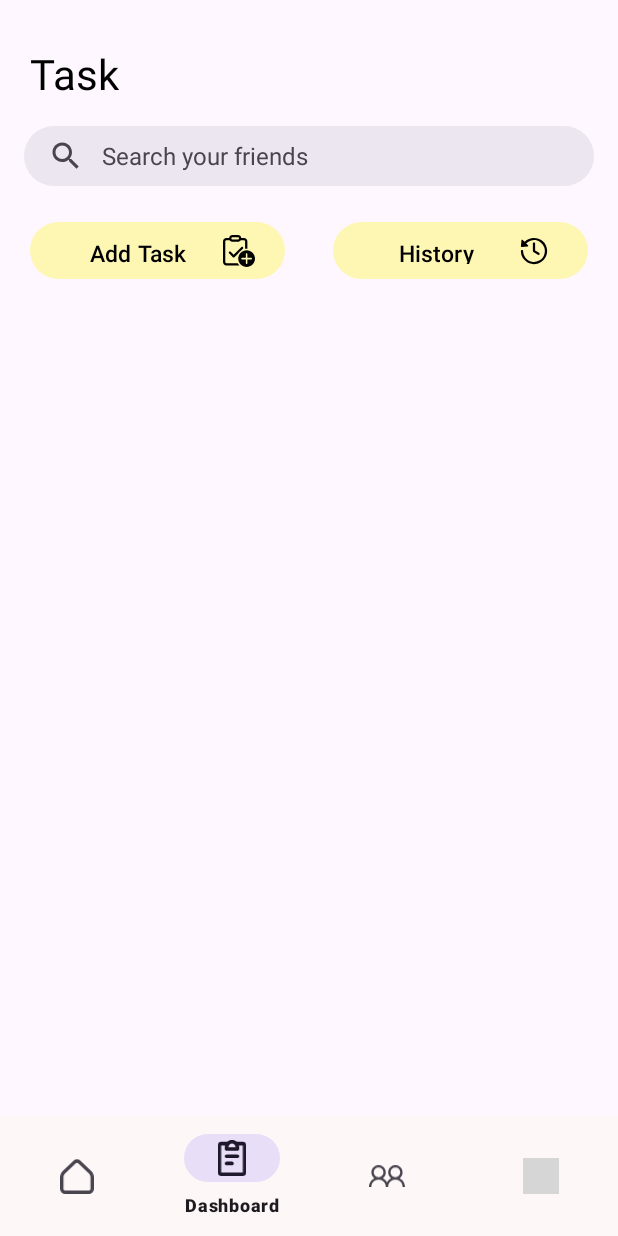
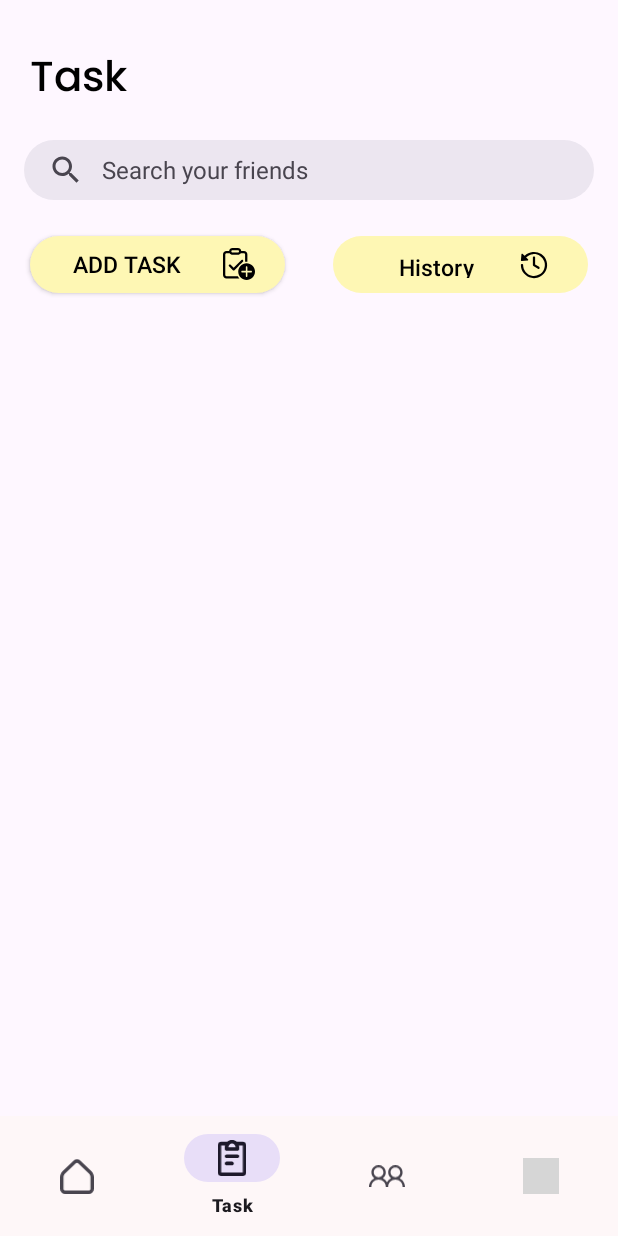
Before and after one commit to alfianfakhrudin2/TodooApp, an Android app: the TaskFragment screen opened through its navigation route, on a phone screen of 412 x 824 dp. Run offline under Robolectric (Android 15) with nearby library versions, the phone set to English and light mode, and no system bars; our stand-ins replace navigation-ui; grey boxes are pictures that could not be loaded.

Commit message:
update fragment binding

```diff
--- a/app/src/main/java/com/example/mytask/ui/task/TaskFragment.kt
+++ b/app/src/main/java/com/example/mytask/ui/task/TaskFragment.kt
@@ -1,22 +1,24 @@
 package com.example.mytask.ui.task
 
+import android.content.Intent
 import android.os.Bundle
 import android.view.LayoutInflater
 import android.view.View
 import android.view.ViewGroup
+import android.widget.Button
 import android.widget.TextView
 import androidx.appcompat.app.AppCompatActivity
 import androidx.fragment.app.Fragment
+import androidx.fragment.app.FragmentTransaction
 import androidx.lifecycle.ViewModelProvider
+import com.example.mytask.R
 import com.example.mytask.databinding.FragmentTaskBinding
+
+import com.example.mytask.ui.addTask.AddTaskFragment
 
 class TaskFragment : Fragment() {
 
-    private var _binding: FragmentTaskBinding? = null
-
-    // This property is only valid between onCreateView and
-    // onDestroyView.
-    private val binding get() = _binding!!
+    private lateinit var binding: FragmentTaskBinding
 
     override fun onCreateView(
         inflater: LayoutInflater,
@@ -26,22 +28,36 @@ class TaskFragment : Fragment() {
         val dashboardViewModel =
             ViewModelProvider(this).get(TaskViewModel::class.java)
 
-        _binding = FragmentTaskBinding.inflate(inflater, container, false)
+        binding = FragmentTaskBinding.inflate(inflater, container, false)
         val root: View = binding.root
 
-        val textView: TextView = binding.textTask
+        val textView = binding.textTask
         dashboardViewModel.text.observe(viewLifecycleOwner) {
             textView.text = it
         }
+
+        binding.btnTask.setOnClickListener {
+            // Panggil fungsi untuk berpindah ke AddTaskFragment
+            navigateToAddTaskFragment()
+        }
+
         return root
     }
-    override fun onCreate(savedInstanceState: Bundle?) {
-        super.onCreate(savedInstanceState)
-        (activity as AppCompatActivity?)?.supportActionBar?.hide()
-    }
 
-    override fun onDestroyView() {
-        super.onDestroyView()
-        _binding = null
+    private fun navigateToAddTaskFragment() {
+        // Buat instance dari AddTaskFragment
+        val addTaskFragment = AddTaskFragment()
+
+        // Mulai transaksi fragment
+        val transaction: FragmentTransaction = requireActivity().supportFragmentManager.beginTransaction()
+
+        // Ganti containerFragment dengan id dari container tempat AddTaskFragment akan ditampilkan
+        transaction.replace(R.id.container, addTaskFragment)
+
+        // (Opsional) Tambahkan ke back stack, sehingga dapat kembali ke TaskFragment jika diperlukan
+        transaction.addToBackStack(null)
+
+        // Jalankan transaksi
+        transaction.commit()
     }
 }
--- a/app/src/main/res/layout/fragment_friends.xml
+++ b/app/src/main/res/layout/fragment_friends.xml
@@ -12,7 +12,7 @@
         android:layout_height="80dp"
         android:layout_centerVertical="true"
         android:layout_marginStart="20dp"
-        android:layout_marginTop="7dp"
+        android:layout_marginTop="30dp"
         android:src="@drawable/gmbr_profile"
         app:layout_constraintStart_toStartOf="parent"
         app:layout_constraintTop_toTopOf="parent" />
@@ -25,11 +25,11 @@
         android:backgroundTint="@color/btn_color"
         android:padding="6dp"
         android:text="Adil Satrio"
+        android:textColor="#3C3C3C"
         android:textSize="18dp"
-        android:textColor="#3C3C3C"
         app:layout_constraintBottom_toBottomOf="@+id/profile_image"
         app:layout_constraintStart_toEndOf="@+id/profile_image"
-        app:layout_constraintTop_toTopOf="parent" />
+        app:layout_constraintTop_toTopOf="@+id/profile_image" />
 
     <com.google.android.material.search.SearchBar
         android:id="@+id/searchBar"
--- a/app/src/main/res/layout/fragment_task.xml
+++ b/app/src/main/res/layout/fragment_task.xml
@@ -2,6 +2,7 @@
 <androidx.constraintlayout.widget.ConstraintLayout xmlns:android="http://schemas.android.com/apk/res/android"
     xmlns:app="http://schemas.android.com/apk/res-auto"
     xmlns:tools="http://schemas.android.com/tools"
+    android:id="@+id/fragment_task"
     android:layout_width="match_parent"
     android:layout_height="match_parent"
     tools:context=".ui.task.TaskFragment">
@@ -14,6 +15,7 @@
         android:layout_marginTop="30dp"
         android:text="@string/task"
         android:textAlignment="center"
+        android:fontFamily="@font/font_1"
         android:textSize="28sp"
         android:textColor="@color/black"
         app:layout_constraintStart_toStartOf="parent"
@@ -30,7 +32,7 @@
         app:layout_constraintTop_toBottomOf="@+id/text_task" />
 
     <Button
-        android:id="@+id/btn_logout"
+        android:id="@+id/btn_history"
         android:layout_width="170dp"
         android:layout_height="38dp"
         android:layout_marginEnd="20dp"
@@ -41,12 +43,12 @@
         android:textAlignment="center"
         android:textSize="15sp"
         android:drawableEnd="@drawable/ic_history"
-        app:layout_constraintBottom_toBottomOf="@+id/btn_logoutt"
+        app:layout_constraintBottom_toBottomOf="@+id/btn_task"
         app:layout_constraintEnd_toEndOf="parent"
-        app:layout_constraintTop_toTopOf="@+id/btn_logoutt" />
+        app:layout_constraintTop_toTopOf="@+id/btn_task" />
 
-    <Button
-        android:id="@+id/btn_logoutt"
+    <androidx.appcompat.widget.AppCompatButton
+        android:id="@+id/btn_task"
         android:layout_width="170dp"
         android:layout_height="38dp"
         android:background="@drawable/bg_rounded"
@@ -77,7 +79,7 @@
         android:layout_height="64dp"
         android:orientation="horizontal"
         app:layout_constraintEnd_toEndOf="parent"
-        app:layout_constraintGuide_begin="190dp"
+        app:layout_constraintGuide_begin="210dp"
         app:layout_constraintStart_toStartOf="parent" />
 
     <androidx.constraintlayout.widget.Guideline
--- a/app/src/main/res/menu/bottom_nav_menu.xml
+++ b/app/src/main/res/menu/bottom_nav_menu.xml
@@ -9,16 +9,15 @@
     <item
         android:id="@+id/navigation_dashboard"
         android:icon="@drawable/ic_task"
-        android:title="@string/title_dashboard" />
+        android:title="@string/title_Task" />
 
     <item
         android:id="@+id/navigation_task"
         android:icon="@drawable/ic_friends"
-        android:title="@string/title_Task" />
+        android:title="@string/title_friends" />
 
     <item
         android:id="@+id/navigation_profile"
         android:icon="@drawable/account"
         android:title="@string/title_profile" />
-
 </menu>
--- a/app/src/main/res/navigation/mobile_navigation.xml
+++ b/app/src/main/res/navigation/mobile_navigation.xml
@@ -28,4 +28,10 @@
         android:name="com.example.mytask.ui.profile.ProfileFragment"
         android:label="@string/title_profile"
         tools:layout="@layout/fragment_profile"/>
+
+        <fragment
+        android:id="@+id/navigation_add_task"
+        android:name="com.example.mytask.ui.addTask.AddTaskFragment"
+        android:label="@string/title_profile"
+        tools:layout="@layout/fragment_profile"/>
 </navigation>
--- a/app/src/main/res/values/strings.xml
+++ b/app/src/main/res/values/strings.xml
@@ -16,5 +16,6 @@
         <b>TASK</b></string>
     <string name="add_task">Add Task</string>
     <string name="history">History</string>
+    <string name="title_friends">Friends</string>
 
 </resources>
```
Also changed, not shown: app/src/main/res/layout/fragment_add_task.xml (+5 -4 lines).
